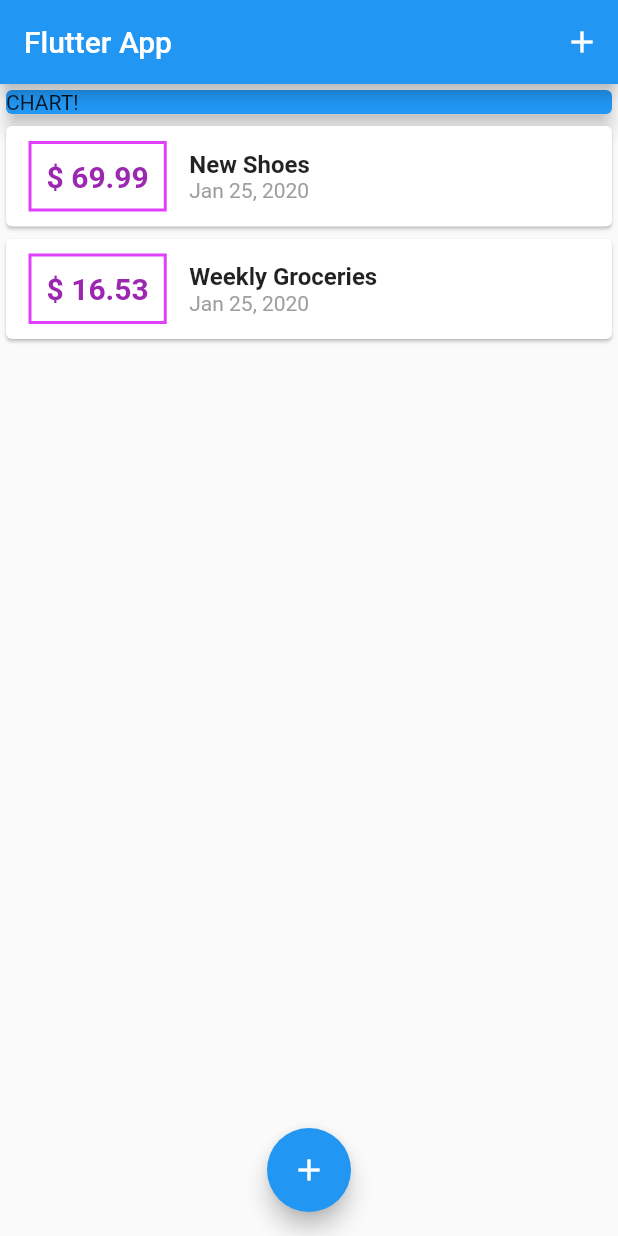
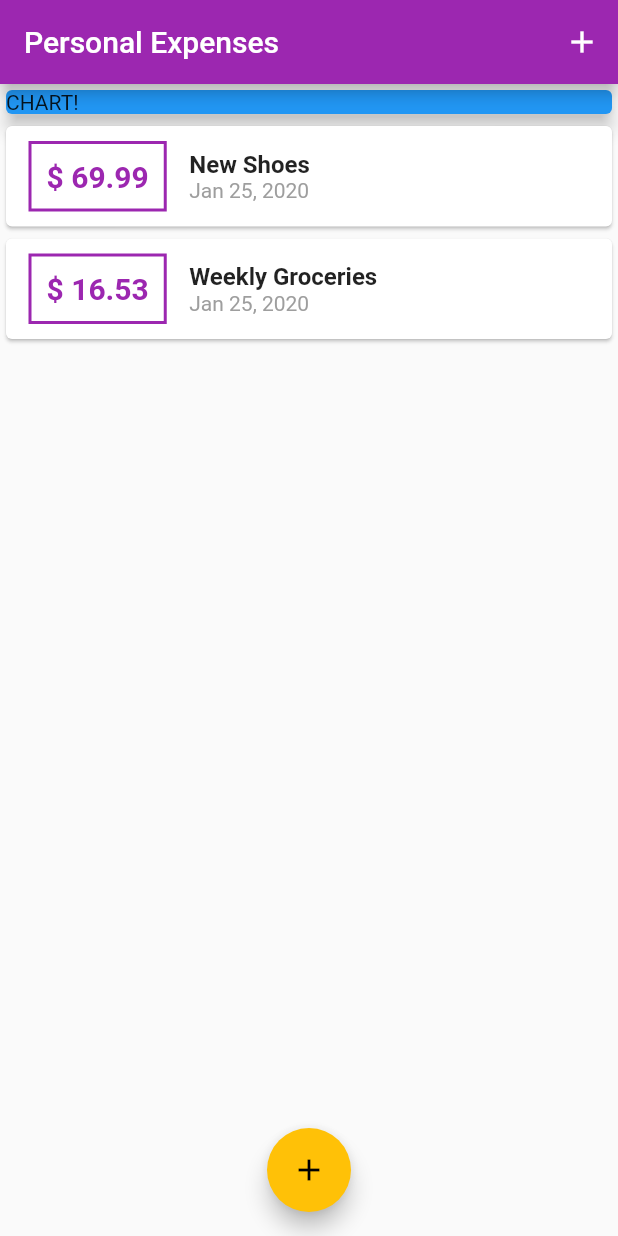
Before and after one commit to anandagr21/expense_manager, a Flutter app: the screen it shows after launch, on a phone screen of 412 x 824 dp. Run offline on Flutter 3.47's test engine with Material 2 defaults, Android fonts, the phone set to English and light mode, and no system bars.

```diff
--- a/lib/main.dart
+++ b/lib/main.dart
@@ -10,7 +10,11 @@ class MyApp extends StatelessWidget {
   @override
   Widget build(BuildContext context) {
     return MaterialApp(
-      title: 'Flutter App',
+      title: 'Personal Expenses',
+      theme:ThemeData(
+        primarySwatch: Colors.purple,
+        accentColor: Colors.amber,
+      ),
       home: MyHomePage(),
     );
   }
@@ -69,7 +73,7 @@ class _MyHomePageState extends State<MyHomePage> {
   Widget build(BuildContext context) {
     return Scaffold(
       appBar: AppBar(
-        title: Text('Flutter App'),
+        title: Text('Personal Expenses'),
         actions: <Widget>[
           IconButton(
             icon: Icon(Icons.add),
--- a/lib/widgets/new_transaction.dart
+++ b/lib/widgets/new_transaction.dart
@@ -17,12 +17,14 @@ class _NewTransactionState extends State<NewTransaction> {
   void submitData() {
     final enteredTitle = titleController.text;
     final enteredAmount = double.parse(amountController.text);
-    if(enteredTitle.isEmpty || enteredAmount<=0){
+    if (enteredTitle.isEmpty || enteredAmount <= 0) {
       return;
     }
     widget.addTx(
-      enteredTitle,enteredAmount
+      enteredTitle,
+      enteredAmount,
     );
+    Navigator.of(context).pop();
   }
 
   @override
@@ -39,7 +41,6 @@ class _NewTransactionState extends State<NewTransaction> {
 //                    },
               controller: titleController,
               onSubmitted: (_) => submitData(),
-
             ),
             TextField(
               decoration: InputDecoration(labelText: 'Amount'),
@@ -51,7 +52,7 @@ class _NewTransactionState extends State<NewTransaction> {
             FlatButton(
               child: Text('Add Transaction'),
               textColor: Colors.purple,
-              onPressed: submitData ,
+              onPressed: submitData,
             ),
           ],
         ),
--- a/lib/widgets/transaction_list.dart
+++ b/lib/widgets/transaction_list.dart
@@ -23,7 +23,7 @@ class TransactionList extends StatelessWidget {
                   ),
                   decoration: BoxDecoration(
                     border: Border.all(
-                      color: Colors.purpleAccent,
+                      color: Theme.of(context).primaryColor,
                       width: 2,
                     ),
                   ),
@@ -33,7 +33,7 @@ class TransactionList extends StatelessWidget {
                     style: TextStyle(
                       fontWeight: FontWeight.bold,
                       fontSize: 20,
-                      color: Colors.purple,
+                      color: Theme.of(context).primaryColor,
                     ),
                   ),
                 ),
```
Also changed, not shown: pubspec.yaml (+15 -6 lines), assets/fonts/OpenSans-Bold.ttf (added), assets/fonts/OpenSans-Regular.ttf (added), assets/fonts/Quicksand-Bold.ttf (added), assets/fonts/Quicksand-Light.ttf (added), assets/fonts/Quicksand-Medium.ttf (added), assets/fonts/Quicksand-Regular.ttf (added).
